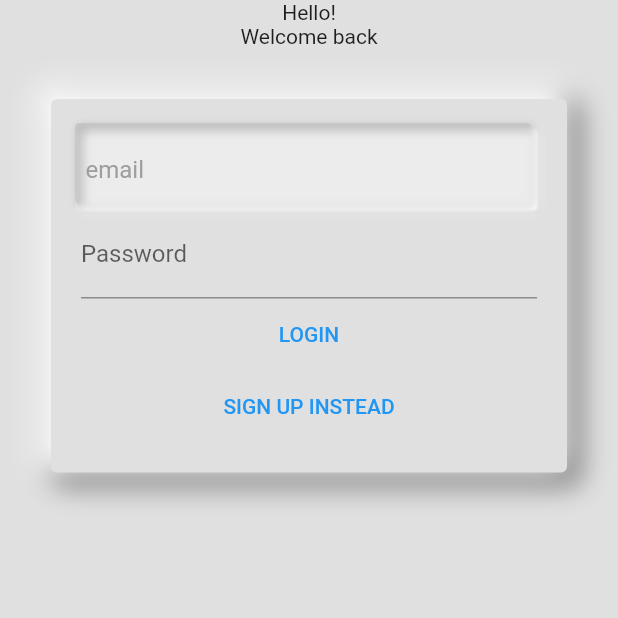
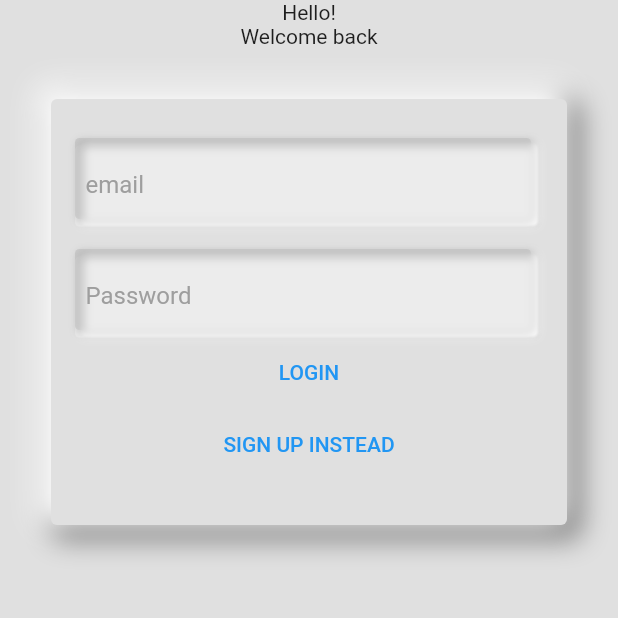
Before and after one commit to minhho89/Flutter_Shop_App, a Flutter app: the screen it shows after launch, on a phone screen of 412 x 824 dp, the top half of it. Run offline on Flutter 3.47's test engine with Material 2 defaults, Android fonts, the phone set to English and light mode, and no system bars.

Commit message:
neumorphic text input

```diff
--- a/lib/screens/auth_screen/components/body.dart
+++ b/lib/screens/auth_screen/components/body.dart
@@ -3,6 +3,7 @@ import 'package:provider/provider.dart';
 import 'package:shop_app_nojson/models/http_exception.dart';
 
 import '../../../providers/Auth.dart';
+import '../../../widgets/neumorphic_text_input_field.dart';
 
 enum AuthMode {
   Login,
@@ -29,6 +30,7 @@ class _BodyState extends State<Body> {
   @override
   Widget build(BuildContext context) {
     return SafeArea(
+      child: SingleChildScrollView(
         child: Column(
           children: [
             const Text('Hello!'),
@@ -56,64 +58,16 @@ class _BodyState extends State<Body> {
                 color: Colors.grey[300],
                 elevation: 0,
                 child: Padding(
-                padding: const EdgeInsets.all(20),
+                  padding:
+                      const EdgeInsets.symmetric(vertical: 30, horizontal: 20),
                   child: Form(
                     key: _formKey,
                     child: Column(
                       children: [
-                      Container(
-                        decoration: BoxDecoration(
-                            borderRadius: BorderRadius.circular(3),
-                            boxShadow: [
-                              BoxShadow(
-                                color: Colors.white10.withOpacity(0.3),
-                                offset: Offset(-4, 1),
-                              ),
-                              BoxShadow(
-                                color: Colors.grey.shade600.withOpacity(0.2),
-                                offset: Offset(1, 1),
-                                blurRadius: 1,
-                              ),
-                              BoxShadow(
-                                color: Colors.grey.shade600.withOpacity(0.2),
-                                offset: Offset(-4, -4),
-                              ),
-                            ]),
-                        child: Container(
-                          decoration: BoxDecoration(
-                              borderRadius: BorderRadius.circular(3),
-                              boxShadow: [
-                                // white hard border: bottom-right
-                                const BoxShadow(
-                                  color: Colors.white,
-                                  offset: Offset(0.1, 0.1),
-                                  blurRadius: 1,
-                                ),
-                                // grey hard border: top-left
-                                BoxShadow(
-                                  color: Colors.grey.shade500,
-                                  offset: Offset(-2, -2),
-                                  blurRadius: 4,
-                                ),
-                              ]),
-                          child: Container(
-                            padding: const EdgeInsets.all(3),
-                            decoration: BoxDecoration(
-                                borderRadius: BorderRadius.circular(3),
-                                boxShadow: [
-                                  // background color inner
-                                  BoxShadow(
-                                    color: Colors.white.withOpacity(0.8),
-                                    blurRadius: 5,
-                                  )
-                                ]),
-                            child: TextFormField(
+                        NeumorphicTextInputField(
+                          textFormField: TextFormField(
                             onSaved: (value) => _authData['email'] = value!,
-                              decoration: const InputDecoration(
-                                hintText: 'email',
-                                hintStyle: TextStyle(color: Colors.grey),
-                                border: InputBorder.none,
-                              ),
+                            decoration: buildNeumorphicInputDecoration('email'),
                             keyboardType: TextInputType.emailAddress,
                             validator: (value) {
                               bool isValid = RegExp(
@@ -126,35 +80,45 @@ class _BodyState extends State<Body> {
                             },
                           ),
                         ),
+                        const SizedBox(
+                          height: 20,
                         ),
-                      ),
-                      TextFormField(
+                        NeumorphicTextInputField(
+                          textFormField: TextFormField(
                             controller: _passwordController,
                             onSaved: (value) => _authData['password'] = value!,
-                        decoration: const InputDecoration(
-                          label: Text('Password'),
-                          hintText: 'Password',
+                            decoration:
+                                buildNeumorphicInputDecoration('Password'),
+                            obscureText: true,
                           ),
-                        obscureText: true,
                         ),
                         if (_authMode == AuthMode.SignUp)
                           _isLoading
                               ? const CircularProgressIndicator()
-                            : TextFormField(
+                              : Column(
+                                  children: [
+                                    const SizedBox(
+                                      height: 20,
+                                    ),
+                                    NeumorphicTextInputField(
+                                      textFormField: TextFormField(
                                         onSaved: (value) =>
                                             _authData['password'] = value!,
-                                decoration: const InputDecoration(
-                                  label: Text('Confirm Password'),
-                                  hintText: 'Confirm your password',
-                                ),
+                                        decoration:
+                                            buildNeumorphicInputDecoration(
+                                                'confirm password'),
                                         obscureText: true,
                                         validator: _authMode == AuthMode.SignUp
                                             ? (value) {
-                                        if (value != _passwordController.text) {
+                                                if (value !=
+                                                    _passwordController.text) {
                                                   return 'Passwords do not match';
                                                 }
                                               }
                                             : null,
+                                      ),
+                                    ),
+                                  ],
                                 ),
                         TextButton(
                           onPressed: () => _submit(),
@@ -174,6 +138,7 @@ class _BodyState extends State<Body> {
               ),
             )
           ],
+        ),
       ),
     );
   }
--- /dev/null
+++ b/lib/widgets/neumorphic_text_input_field.dart
@@ -0,0 +1,69 @@
+import 'package:flutter/material.dart';
+
+class NeumorphicTextInputField extends StatelessWidget {
+  const NeumorphicTextInputField({
+    Key? key,
+    required this.textFormField,
+  }) : super(key: key);
+
+  final TextFormField textFormField;
+
+  @override
+  Widget build(BuildContext context) {
+    return Container(
+      decoration:
+          BoxDecoration(borderRadius: BorderRadius.circular(3), boxShadow: [
+        BoxShadow(
+          color: Colors.white10.withOpacity(0.3),
+          offset: const Offset(-4, 1),
+        ),
+        BoxShadow(
+          color: Colors.grey.shade600.withOpacity(0.2),
+          offset: const Offset(1, 1),
+          blurRadius: 1,
+        ),
+        BoxShadow(
+          color: Colors.grey.shade600.withOpacity(0.2),
+          offset: const Offset(-4, -4),
+        ),
+      ]),
+      child: Container(
+        decoration:
+            BoxDecoration(borderRadius: BorderRadius.circular(3), boxShadow: [
+          // white hard border: bottom-right
+          const BoxShadow(
+            color: Colors.white,
+            offset: Offset(0.1, 0.1),
+            blurRadius: 1,
+          ),
+          // grey hard border: top-left
+          BoxShadow(
+            color: Colors.grey.shade500,
+            offset: const Offset(-2, -2),
+            blurRadius: 4,
+          ),
+        ]),
+        child: Container(
+          padding: const EdgeInsets.all(3),
+          decoration:
+              BoxDecoration(borderRadius: BorderRadius.circular(3), boxShadow: [
+            // background color inner
+            BoxShadow(
+              color: Colors.white.withOpacity(0.8),
+              blurRadius: 5,
+            )
+          ]),
+          child: textFormField,
+        ),
+      ),
+    );
+  }
+}
+
+InputDecoration buildNeumorphicInputDecoration(String hintText) {
+  return InputDecoration(
+    hintText: hintText,
+    hintStyle: TextStyle(color: Colors.grey),
+    border: InputBorder.none,
+  );
+}
```
Lines whose indentation alone changed are shown as unchanged.
